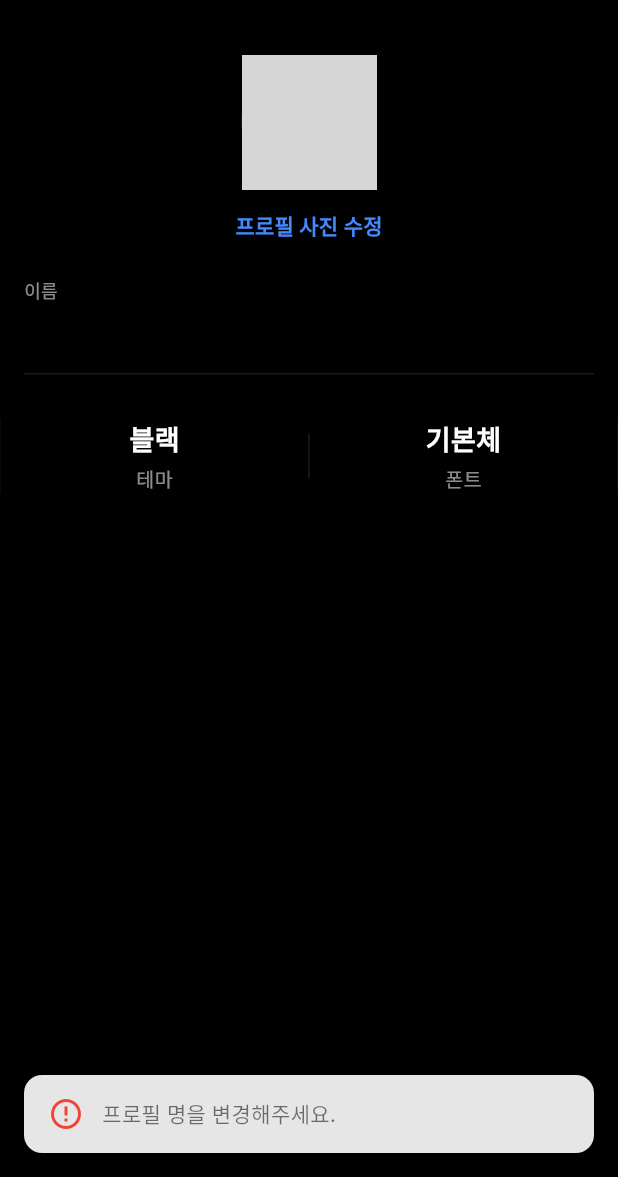
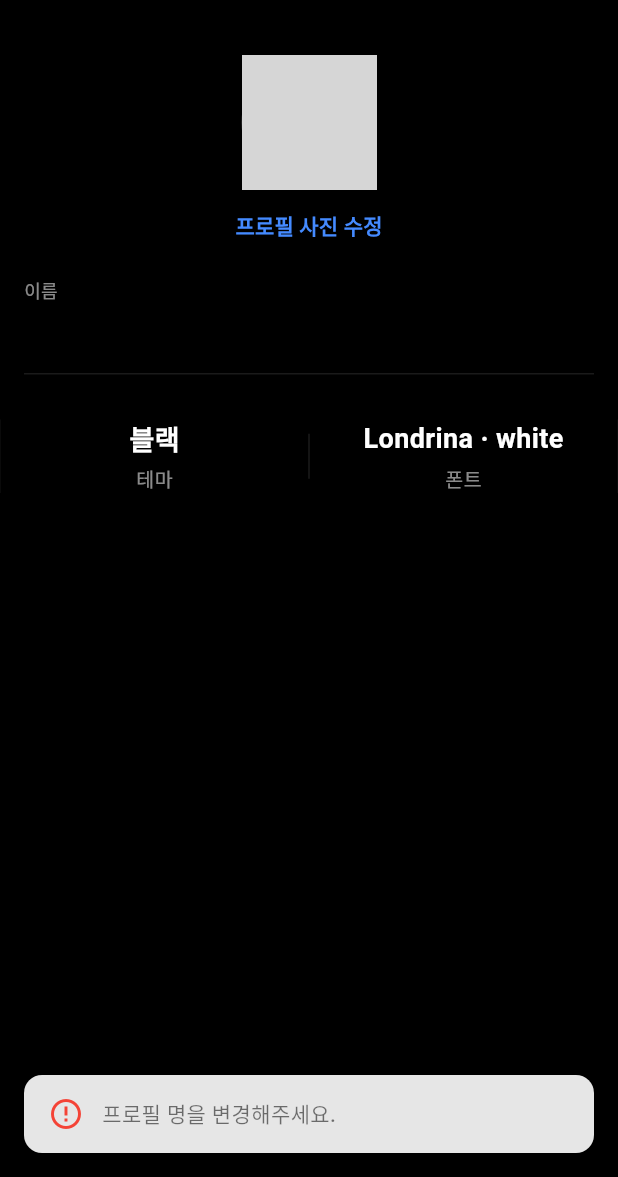
Before and after one commit to Goatt8/SLOTT_app, a Flutter app: the ProfileEditScreen screen opened directly with empty values, after a tap on the "check" icon, on a phone screen of 412 x 824 dp, the part 59-1236 px from its top. Run offline on Flutter 3.47's test engine with Material 3 defaults, Android fonts, the phone set to English and light mode, and no system bars; our stand-ins replace camera, cloud_firestore, firebase_auth, firebase_core, firebase_storage, flutter_cache_manager and 4 more; missing offline and left inert: cached_video_player_plus, video_compress; accounts and stored records are empty; network calls fail; grey boxes are pictures that could not be loaded.

Commit message:
Model/ AppUser - FontId, ColorId 추가

```diff
--- a/lib/Helper/ui_presets.dart
+++ b/lib/Helper/ui_presets.dart
@@ -21,31 +21,37 @@ class PostColorPreset {
 }
 
 class PostTextStyleSelection {
-  const PostTextStyleSelection({
-    required this.fontId,
-    required this.colorId,
-  });
+  const PostTextStyleSelection({required this.fontId, required this.colorId});
 
   final String fontId;
   final String colorId;
 
-  PostTextStyleSelection copyWith({
-    String? fontId,
-    String? colorId,
-  }) {
+  PostTextStyleSelection copyWith({String? fontId, String? colorId}) {
     return PostTextStyleSelection(
       fontId: fontId ?? this.fontId,
       colorId: colorId ?? this.colorId,
     );
   }
+
+  @override
+  bool operator ==(Object other) {
+    return other is PostTextStyleSelection &&
+        other.fontId == fontId &&
+        other.colorId == colorId;
+  }
+
+  @override
+  int get hashCode => Object.hash(fontId, colorId);
 }
 
 class AppTypography {
   static const double postOverlayHourLineHeight = 0.95;
+  static const String defaultPostFontId = 'londrina';
+  static const String defaultPostColorId = 'white';
   static const PostTextStyleSelection defaultPostTextStyleSelection =
       PostTextStyleSelection(
-        fontId: 'londrina',
-        colorId: 'white',
+        fontId: defaultPostFontId,
+        colorId: defaultPostColorId,
       );
 
   static const List<PostFontPreset> postFontPresets = [
@@ -116,11 +122,29 @@ class AppTypography {
     );
   }
 
+  static PostTextStyleSelection postTextStyleSelection({
+    String? fontId,
+    String? colorId,
+  }) {
+    return PostTextStyleSelection(
+      fontId: postFontPreset(fontId ?? defaultPostFontId).id,
+      colorId: postColorPreset(colorId ?? defaultPostColorId).id,
+    );
+  }
+
+  static String postFontLabel(String? fontId) {
+    return postFontPreset(fontId ?? defaultPostFontId).label;
+  }
+
   static PostColorPreset postColorPreset(String id) {
     return postColorPresets.firstWhere(
       (preset) => preset.id == id,
       orElse: () => postColorPresets.first,
     );
+  }
+
+  static String postColorLabel(String? colorId) {
+    return postColorPreset(colorId ?? defaultPostColorId).id;
   }
 
   static Color postTextColor(PostTextStyleSelection selection) {
--- a/lib/Model/app_user.dart
+++ b/lib/Model/app_user.dart
@@ -1,16 +1,21 @@
 import 'package:bababam_app/Model/current_post_preview.dart';
+import 'package:bababam_app/Helper/ui_presets.dart';
 
 class AppUser {
   final String id;
   final String name;
   final String phoneNumber;
   final String? profileUrl;
+  final String fontId;
+  final String colorId;
   final CurrentPostPreview? currentPost;
 
   AppUser({
     required this.id,
     required this.name,
     required this.phoneNumber,
+    this.fontId = AppTypography.defaultPostFontId,
+    this.colorId = AppTypography.defaultPostColorId,
     this.profileUrl,
     this.currentPost,
   });
@@ -20,6 +25,8 @@ class AppUser {
       'name': name,
       'phoneNumber': phoneNumber,
       'profileUrl': profileUrl,
+      'fontId': fontId,
+      'colorId': colorId,
       'currentPost': currentPost?.toMap(),
     };
   }
@@ -30,6 +37,14 @@ class AppUser {
       name: map['name'] as String? ?? '',
       phoneNumber: map['phoneNumber'] as String? ?? '',
       profileUrl: map['profileUrl'] as String?,
+      fontId:
+          map['fontId'] as String? ??
+          map['defaultPostFontId'] as String? ??
+          AppTypography.defaultPostFontId,
+      colorId:
+          map['colorId'] as String? ??
+          map['defaultPostColorId'] as String? ??
+          AppTypography.defaultPostColorId,
       currentPost: map['currentPost'] != null
           ? CurrentPostPreview.fromMap(
               map['currentPost'] as Map<String, dynamic>,
--- a/lib/Screen/profile_edit_screen.dart
+++ b/lib/Screen/profile_edit_screen.dart
@@ -5,6 +5,8 @@ import 'package:bababam_app/Model/app_user.dart';
 import 'package:bababam_app/Service/firestore_service.dart';
 import 'package:bababam_app/Service/firestorage_service.dart';
 import 'package:bababam_app/Helper/warning_snackbar.dart';
+import 'package:bababam_app/Helper/ui_presets.dart';
+import 'package:bababam_app/Widget/post_text_style_picker_dialog.dart';
 
 class ProfileEditScreen extends StatefulWidget {
   final String currentUserId;
@@ -24,7 +26,8 @@ class _ProfileEditScreenState extends State<ProfileEditScreen> {
   File? _pickedImageFile;
   String? _currentProfileUrl;
   String _selectedTheme = "블랙";
-  String _selectedFont = "기본체";
+  PostTextStyleSelection _selectedTextStyle =
+      AppTypography.defaultPostTextStyleSelection;
 
   bool _isLoading = true;
 
@@ -37,14 +40,20 @@ class _ProfileEditScreenState extends State<ProfileEditScreen> {
   Future<void> _loadUserData() async {
     try {
       AppUser? user = await _firestoreService.getUser(widget.currentUserId);
-      if (user != null) {
-        setState(() {
+      if (!mounted) return;
+      setState(() {
+        if (user != null) {
           _nameController.text = user.name;
           _currentProfileUrl = user.profileUrl;
-          _isLoading = false;
-        });
-      }
+          _selectedTextStyle = AppTypography.postTextStyleSelection(
+            fontId: user.fontId,
+            colorId: user.colorId,
+          );
+        }
+        _isLoading = false;
+      });
     } catch (e) {
+      if (!mounted) return;
       setState(() => _isLoading = false);
       ScaffoldMessenger.of(
         context,
@@ -148,16 +157,32 @@ class _ProfileEditScreenState extends State<ProfileEditScreen> {
             ], (val) => setState(() => _selectedTheme = val));
           }),
           Container(width: 1, height: 30, color: Colors.white10),
-          _buildStatButton("폰트", _selectedFont, () {
-            _showSelectionSheet("폰트 선택", [
-              "기본체",
-              "나눔고딕",
-              "프리텐다드",
-            ], (val) => setState(() => _selectedFont = val));
-          }),
+          _buildStatButton(
+            "폰트",
+            '${AppTypography.postFontLabel(_selectedTextStyle.fontId)} · ${AppTypography.postColorLabel(_selectedTextStyle.colorId)}',
+            () {
+              _showFontPicker();
+            },
+          ),
         ],
       ),
     );
+  }
+
+  Future<void> _showFontPicker() async {
+    final selection = await showDialog<PostTextStyleSelection>(
+      context: context,
+      barrierColor: Colors.black.withValues(alpha: 0.08),
+      builder: (context) {
+        return PostTextStylePickerDialog(initialSelection: _selectedTextStyle);
+      },
+    );
+
+    if (!mounted || selection == null) return;
+
+    setState(() {
+      _selectedTextStyle = selection;
+    });
   }
 
   //MARK: Bottom Sheet
@@ -220,6 +245,8 @@ class _ProfileEditScreenState extends State<ProfileEditScreen> {
                 fontSize: 18,
                 fontWeight: FontWeight.bold,
               ),
+              maxLines: 1,
+              overflow: TextOverflow.ellipsis,
             ),
             const SizedBox(height: 4),
             Text(
@@ -255,6 +282,7 @@ class _ProfileEditScreenState extends State<ProfileEditScreen> {
         );
 
         if (newProfileUrl == null) {
+          if (!mounted) return;
           WarningSnackBar.showWarning(context, '이미지 업로드에 실패했습니다.');
           setState(() {
             _isLoading = false;
@@ -267,6 +295,8 @@ class _ProfileEditScreenState extends State<ProfileEditScreen> {
         userId: widget.currentUserId,
         newName: newName,
         profileUrl: newProfileUrl,
+        fontId: _selectedTextStyle.fontId,
+        colorId: _selectedTextStyle.colorId,
       );
 
       if (mounted) {
@@ -276,7 +306,6 @@ class _ProfileEditScreenState extends State<ProfileEditScreen> {
         Navigator.pop(context);
       }
     } catch (e) {
-      print("프로필 저장 실패: $e");
       if (mounted) {
         WarningSnackBar.showWarning(context, '포로필 저장 실패.');
       }
--- a/pubspec.yaml
+++ b/pubspec.yaml
@@ -74,6 +74,8 @@ flutter:
   uses-material-design: true
   assets:
     - assets/video/test_video.mp4
+    - assets/emoji/face_in_cloud.png
+    - assets/emoji/zzz.png
 
   # To add assets to your application, add an assets section, like this:
   # assets:
```
Also changed, not shown: lib/Screen/social_group_screen.dart (+21 -0 lines), lib/Service/firestore_service.dart (+16 -0 lines), lib/Widget/member_post_card.dart (+16 -8 lines), lib/Widget/post_comment_overlay.dart (+52 -8 lines), assets/emoji/face_in_cloud.png (added), assets/emoji/zzz.png (added).
